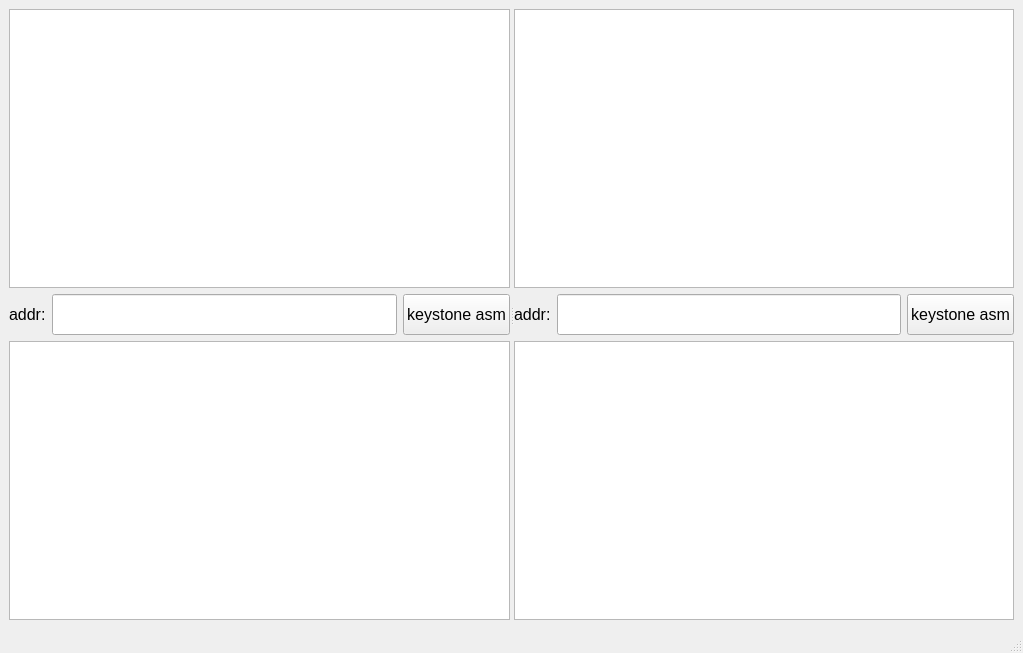
First picture: the form in mainwindow.ui, repository allyzc/load_dll_test, before the edit.
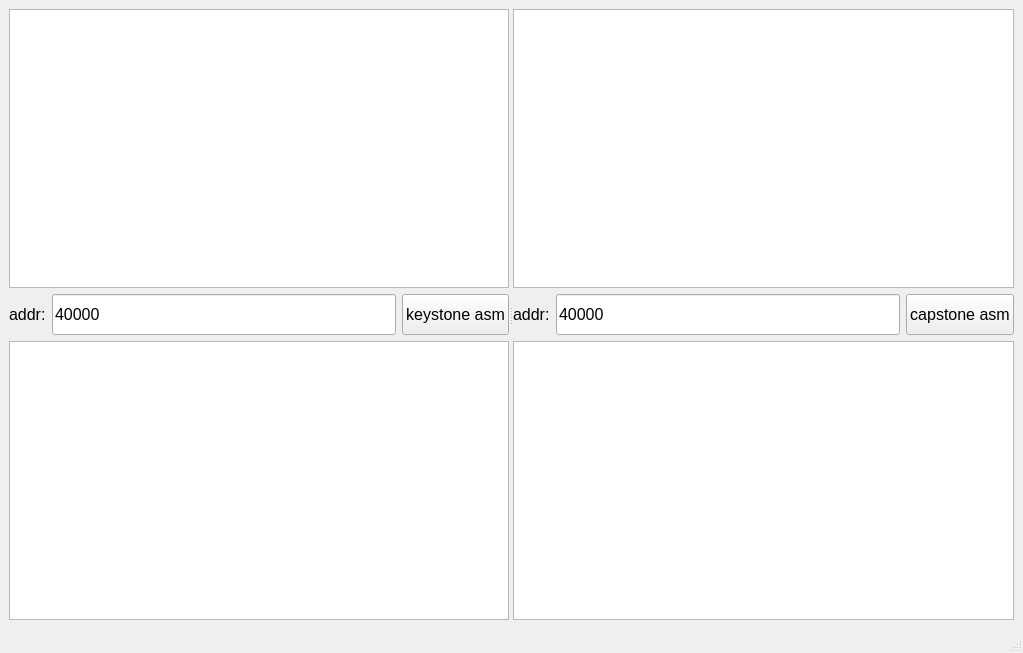
Second picture: the form after the edit.

Diff of the .ui file:
```diff
--- a/mainwindow.ui
+++ b/mainwindow.ui
@@ -25,7 +25,7 @@
       <property name="orientation">
        <enum>Qt::Horizontal</enum>
       </property>
-      <widget class="QWidget" name="">
+      <widget class="QWidget" name="layoutWidget">
        <layout class="QVBoxLayout" name="verticalLayout">
         <item>
          <widget class="QTextEdit" name="te_input_asm"/>
@@ -47,6 +47,9 @@
               <height>41</height>
              </size>
             </property>
+            <property name="text">
+             <string>40000</string>
+            </property>
            </widget>
           </item>
           <item>
@@ -69,7 +72,7 @@
         </item>
        </layout>
       </widget>
-      <widget class="QWidget" name="">
+      <widget class="QWidget" name="layoutWidget">
        <layout class="QVBoxLayout" name="verticalLayout_2">
         <item>
          <widget class="QTextEdit" name="te_input_dsm"/>
@@ -91,6 +94,9 @@
               <height>41</height>
              </size>
             </property>
+            <property name="text">
+             <string>40000</string>
+            </property>
            </widget>
           </item>
           <item>
@@ -102,7 +108,7 @@
              </size>
             </property>
             <property name="text">
-             <string>keystone asm</string>
+             <string>capstone asm</string>
             </property>
            </widget>
           </item>
```
